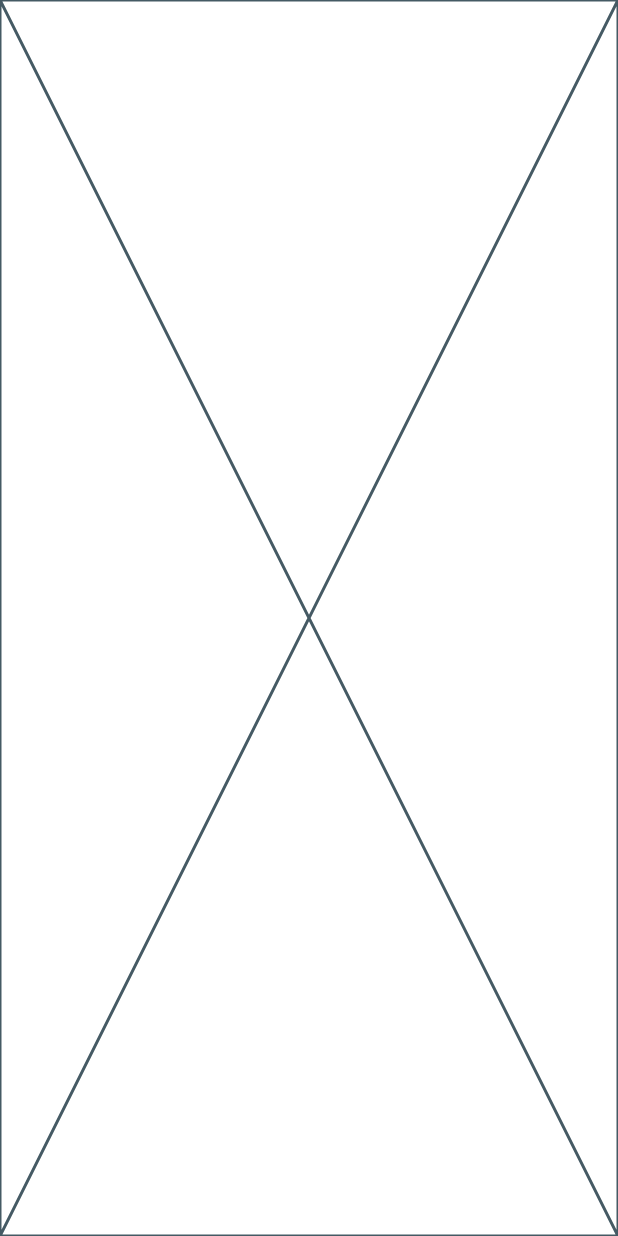
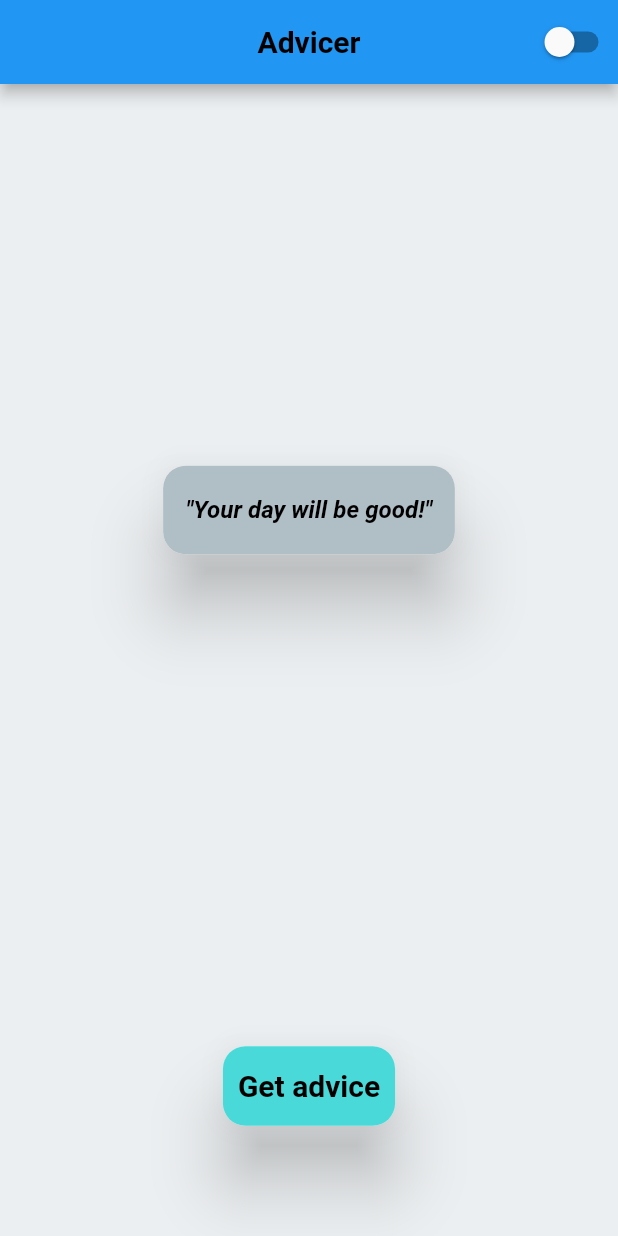
Before and after one commit to sofiabukovskaya/advicer_app, a Flutter app: the screen it shows after launch, on a phone screen of 412 x 824 dp. Run offline on Flutter 3.47's test engine with Material 2 defaults, Android fonts, the phone set to English and light mode, and no system bars; Roboto replaces fonts that are missing (Rubik).

Commit message:
created basic UI

```diff
--- /dev/null
+++ b/lib/application/pages/advice/advice_page.dart
@@ -0,0 +1,50 @@
+import 'package:advicer_app/application/core/services/theme_service.dart';
+import 'package:advicer_app/application/pages/advice/widgets/advice_field.dart';
+import 'package:advicer_app/application/pages/advice/widgets/custom_button.dart';
+import 'package:flutter/material.dart';
+import 'package:provider/provider.dart';
+
+class AdvicePage extends StatelessWidget {
+  const AdvicePage({Key? key}) : super(key: key);
+
+  @override
+  Widget build(BuildContext context) {
+    final themeData = Theme.of(context);
+
+    return Scaffold(
+      appBar: AppBar(
+        title: Text(
+          'Advicer',
+          style: themeData.textTheme.headline1,
+        ),
+        centerTitle: true,
+        actions: [
+          Switch(
+            value: Provider.of<ThemeService>(context).isDarkModeOn,
+            onChanged: (_) {
+              Provider.of<ThemeService>(context, listen: false).toggleTheme();
+            },
+          ),
+        ],
+      ),
+      body: Padding(
+        padding: const EdgeInsets.symmetric(horizontal: 50),
+        child: Column(
+          children: const [
+            Expanded(
+              child: Center(
+                child: AdviceField(advice: 'Your day will be good!'),
+              ),
+            ),
+            SizedBox(
+              height: 200,
+              child: Center(
+                child: CustomButton(),
+              ),
+            ),
+          ],
+        ),
+      ),
+    );
+  }
+}
--- /dev/null
+++ b/lib/application/pages/advice/widgets/advice_field.dart
@@ -0,0 +1,33 @@
+import 'package:flutter/material.dart';
+
+class AdviceField extends StatelessWidget {
+  final String advice;
+
+  const AdviceField({Key? key, required this.advice}) : super(key: key);
+
+  @override
+  Widget build(BuildContext context) {
+    final themeData = Theme.of(context);
+    return Material(
+      elevation: 20,
+      borderRadius: BorderRadius.circular(15),
+      child: DecoratedBox(
+        decoration: BoxDecoration(
+          borderRadius: BorderRadius.circular(15),
+          color: themeData.colorScheme.onPrimary,
+        ),
+        child: Padding(
+          padding: const EdgeInsets.symmetric(
+            horizontal: 15,
+            vertical: 20,
+          ),
+          child: Text(
+            '''"$advice"''',
+            style: themeData.textTheme.bodyText1,
+            textAlign: TextAlign.center,
+          ),
+        ),
+      ),
+    );
+  }
+}
--- /dev/null
+++ b/lib/application/pages/advice/widgets/custom_button.dart
@@ -0,0 +1,30 @@
+import 'package:flutter/material.dart';
+
+class CustomButton extends StatelessWidget {
+  const CustomButton({Key? key}) : super(key: key);
+
+  @override
+  Widget build(BuildContext context) {
+    final theme = Theme.of(context);
+
+    return InkResponse(
+      onTap: () {},
+      child: Material(
+        elevation: 20,
+        borderRadius: BorderRadius.circular(15),
+        child: DecoratedBox(
+          decoration: BoxDecoration(
+              borderRadius: BorderRadius.circular(15),
+              color: theme.colorScheme.secondary),
+          child: Padding(
+            padding: const EdgeInsets.symmetric(horizontal: 10, vertical: 15),
+            child: Text(
+              'Get advice',
+              style: theme.textTheme.headline1,
+            ),
+          ),
+        ),
+      ),
+    );
+  }
+}
--- /dev/null
+++ b/lib/application/pages/advice/widgets/error_message.dart
@@ -0,0 +1,29 @@
+import 'package:flutter/material.dart';
+
+class ErrorMessage extends StatelessWidget {
+  const ErrorMessage({Key? key, required this.errorMessage}) : super(key: key);
+  final String errorMessage;
+
+  @override
+  Widget build(BuildContext context) {
+    final themeData = Theme.of(context);
+    return Column(
+      mainAxisAlignment: MainAxisAlignment.center,
+      children: [
+        const Icon(
+          Icons.error,
+          color: Colors.redAccent,
+          size: 40,
+        ),
+        const SizedBox(
+          height: 20,
+        ),
+        Text(
+          errorMessage,
+          style: themeData.textTheme.headline1,
+          textAlign: TextAlign.center,
+        ),
+      ],
+    );
+  }
+}
--- a/lib/main.dart
+++ b/lib/main.dart
@@ -1,3 +1,4 @@
+import 'package:advicer_app/application/pages/advice/advice_page.dart';
 import 'package:advicer_app/theme.dart';
 import 'package:flutter/material.dart';
 
@@ -23,9 +24,10 @@ class MyApp extends StatelessWidget {
         return MaterialApp(
           themeMode:
               themeService.isDarkModeOn ? ThemeMode.dark : ThemeMode.light,
+          debugShowCheckedModeBanner: false,
           theme: AppTheme.lightTheme,
           darkTheme: AppTheme.darkTheme,
-          home: const Placeholder(),
+          home: const AdvicePage(),
         );
       },
     );
--- a/lib/theme.dart
+++ b/lib/theme.dart
@@ -41,10 +41,10 @@ class AppTheme {
 
   // Text Style - dark
   static final TextStyle _darkThemeHeadingTextStyle =
-  _lightHeadingText.copyWith(color: _darkTextColorPrimary);
+      _lightHeadingText.copyWith(color: _darkTextColorPrimary);
 
   static final TextStyle _darkThemeBodyeTextStyle =
-  _lightBodyText.copyWith(color: _darkTextColorPrimary);
+      _lightBodyText.copyWith(color: _darkTextColorPrimary);
 
   static final TextTheme _darkTextTheme = TextTheme(
     headline1: _darkThemeHeadingTextStyle,
```
Also changed, not shown: lib/application/core/services/theme_service.dart (line endings or trailing spaces), 1 other file.
